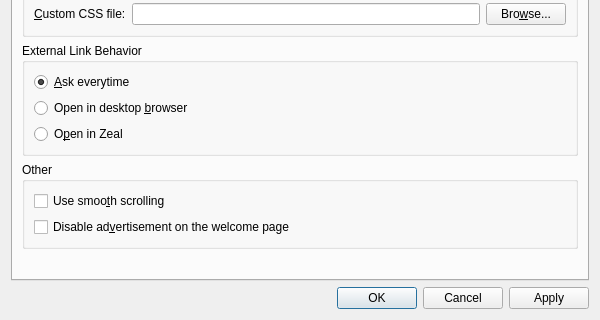
Qt form src/libs/ui/settingsdialog.ui (zealdocs/zeal) before a commit; both pictures show x 0 to 600 and y 305 to 625 of the 600 by 625 pixel window.
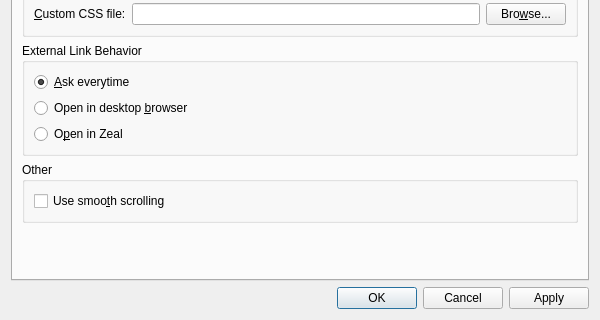
The same form after that commit. The open tabs and pages were chosen to show the change. Custom widgets are drawn as their Qt base class.

```diff
--- a/src/libs/ui/settingsdialog.ui
+++ b/src/libs/ui/settingsdialog.ui
@@ -502,13 +502,6 @@
             </property>
            </widget>
           </item>
-          <item>
-           <widget class="QCheckBox" name="disableAdCheckBox">
-            <property name="text">
-             <string>Disable ad&amp;vertisement on the welcome page</string>
-            </property>
-           </widget>
-          </item>
          </layout>
         </widget>
        </item>
```
